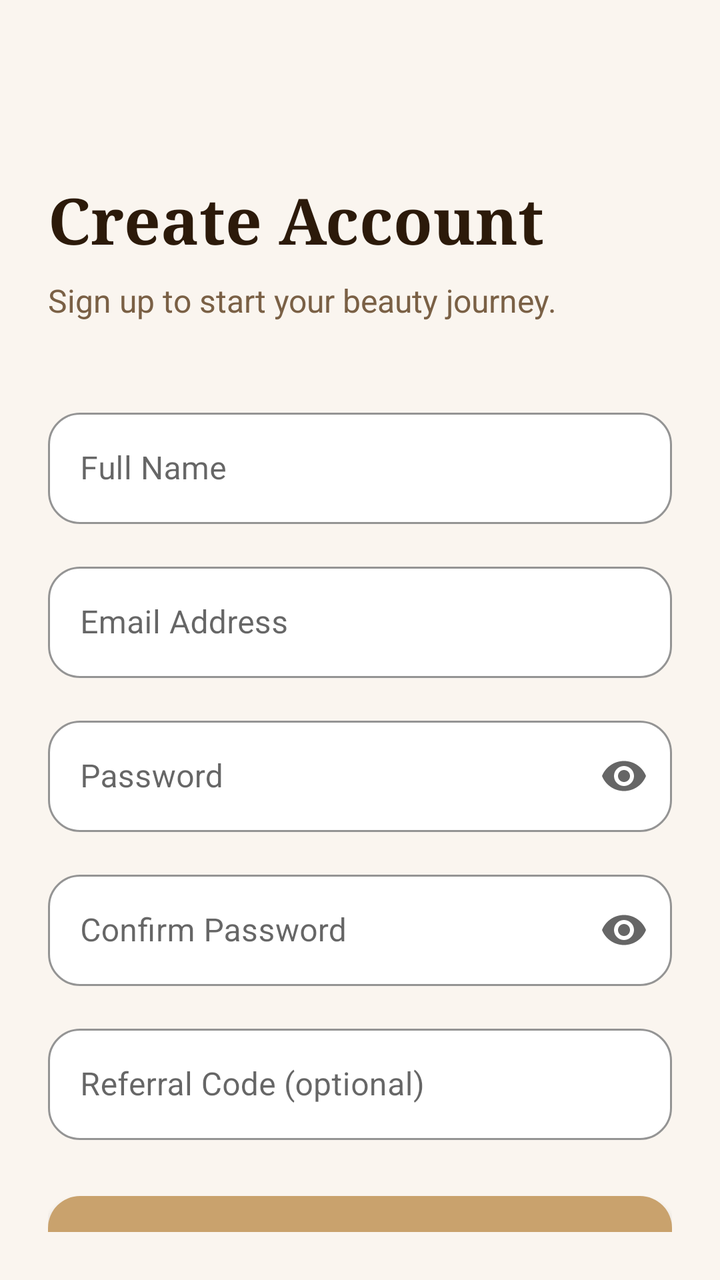
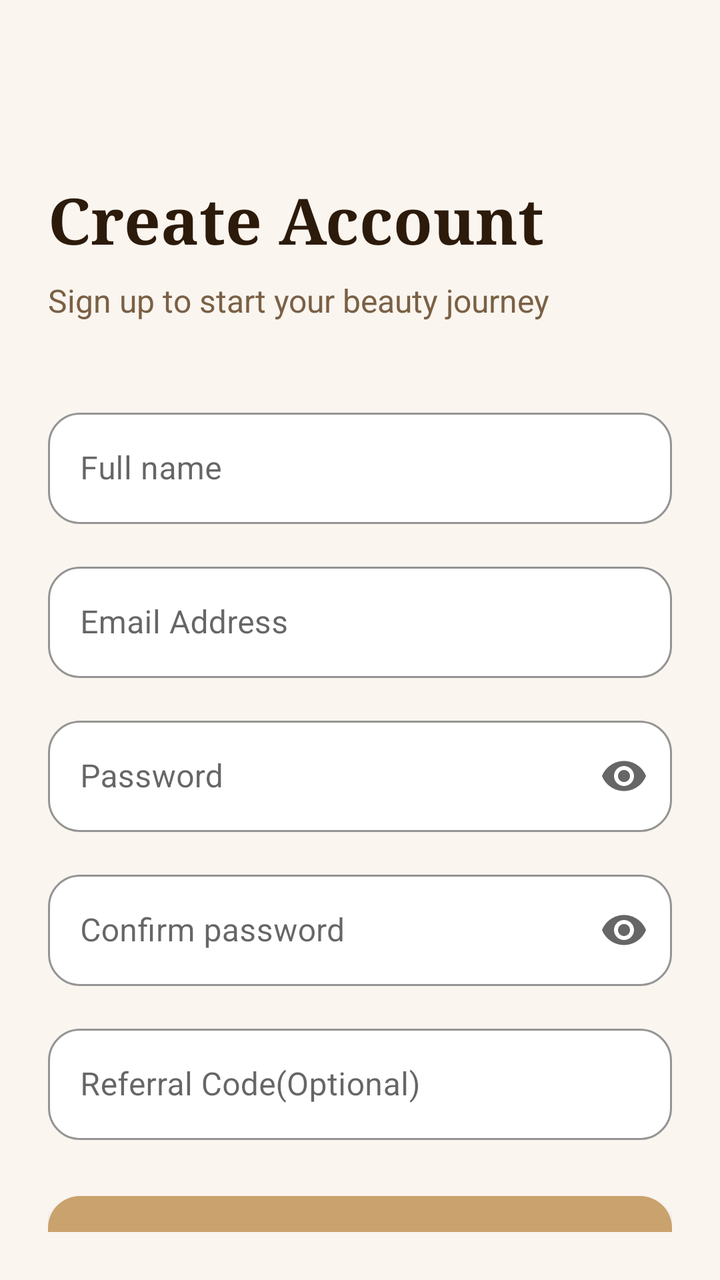

Two renders of the same Android screen: before a commit and after it. Below are the layout's source before the change and the commit's diff.
<!-- AndroidManifest.xml: application theme Theme.Lustre -->
<!-- res/layout/activity_signup.xml -->
<?xml version="1.0" encoding="utf-8"?>
<androidx.core.widget.NestedScrollView xmlns:android="http://schemas.android.com/apk/res/android"
    xmlns:app="http://schemas.android.com/apk/res-auto"
    android:layout_width="match_parent"
    android:layout_height="wrap_content"
    android:background="@color/cream_bg"
    android:padding="24dp">
<LinearLayout
    android:layout_width="match_parent"
    android:layout_height="wrap_content"
    android:orientation="vertical"
    android:layout_marginTop="64dp"
    >
    <TextView
        android:id="@+id/tv_welcome"
        android:layout_width="wrap_content"
        android:layout_height="wrap_content"
        android:fontFamily="serif"
        android:text="Create Account"
        android:textColor="@color/text_dark"
        android:textSize="32sp"
        android:textStyle="bold"/>

    <TextView
        android:id="@+id/tv_subtitle"
        android:layout_width="wrap_content"
        android:layout_height="wrap_content"
        android:layout_marginTop="8dp"
        android:fontFamily="sans-serif"
        android:text="Sign up to start your beauty journey."
        android:textColor="@color/text_medium"
        android:textSize="16sp" />

    <com.google.android.material.textfield.TextInputLayout
        android:id="@+id/til_fullname"
        style="@style/Widget.MaterialComponents.TextInputLayout.OutlinedBox"
        android:layout_width="match_parent"
        android:layout_height="wrap_content"
        android:layout_marginTop="40dp"
        android:hint="Full Name"
        app:boxBackgroundColor="@color/white"
        app:boxCornerRadiusBottomEnd="16dp"
        app:boxCornerRadiusBottomStart="16dp"
        app:boxCornerRadiusTopEnd="16dp"
        app:boxCornerRadiusTopStart="16dp"
        app:boxStrokeColor="@color/gold_main"
        app:hintTextColor="@color/gold_main">

        <com.google.android.material.textfield.TextInputEditText
            android:id="@+id/et_fullname"
            android:layout_width="match_parent"
            android:layout_height="wrap_content"
            android:inputType="textPersonName"
            android:textColor="@color/text_dark"
            android:textColorHint="@color/text_light" />
    </com.google.android.material.textfield.TextInputLayout>

    <com.google.android.material.textfield.TextInputLayout
        android:id="@+id/til_email"
        style="@style/Widget.MaterialComponents.TextInputLayout.OutlinedBox"
        android:layout_width="match_parent"
        android:layout_height="wrap_content"
        android:layout_marginTop="16dp"
        android:hint="@string/email_address"
        app:boxBackgroundColor="@color/white"
        app:boxCornerRadiusBottomEnd="16dp"
        app:boxCornerRadiusBottomStart="16dp"
        app:boxCornerRadiusTopEnd="16dp"
        app:boxCornerRadiusTopStart="16dp"
        app:boxStrokeColor="@color/gold_main"
        app:hintTextColor="@color/gold_main">

        <com.google.android.material.textfield.TextInputEditText
            android:id="@+id/et_email"
            android:layout_width="match_parent"
            android:layout_height="wrap_content"
            android:inputType="textEmailAddress"
            android:textColor="@color/text_dark"
            android:textColorHint="@color/text_light" />
    </com.google.android.material.textfield.TextInputLayout>

    <com.google.android.material.textfield.TextInputLayout
        android:id="@+id/til_password"
        style="@style/Widget.MaterialComponents.TextInputLayout.OutlinedBox"
        android:layout_width="match_parent"
        android:layout_height="wrap_content"
        android:layout_marginTop="16dp"
        android:hint="@string/password"
        app:boxBackgroundColor="@color/white"
        app:boxCornerRadiusBottomEnd="16dp"
        app:boxCornerRadiusBottomStart="16dp"
        app:boxCornerRadiusTopEnd="16dp"
        app:boxCornerRadiusTopStart="16dp"
        app:boxStrokeColor="@color/gold_main"
        app:endIconMode="password_toggle"
        app:hintTextColor="@color/gold_main">

        <com.google.android.material.textfield.TextInputEditText
            android:id="@+id/et_password"
            android:layout_width="match_parent"
            android:layout_height="wrap_content"
            android:inputType="textPassword"
            android:textColor="@color/text_dark"
            android:textColorHint="@color/text_light" />
    </com.google.android.material.textfield.TextInputLayout>

    <com.google.android.material.textfield.TextInputLayout
        android:id="@+id/til_confirm_password"
        style="@style/Widget.MaterialComponents.TextInputLayout.OutlinedBox"
        android:layout_width="match_parent"
        android:layout_height="wrap_content"
        android:layout_marginTop="16dp"
        android:hint="Confirm Password"
        app:boxBackgroundColor="@color/white"
        app:boxCornerRadiusBottomEnd="16dp"
        app:boxCornerRadiusBottomStart="16dp"
        app:boxCornerRadiusTopEnd="16dp"
        app:boxCornerRadiusTopStart="16dp"
        app:boxStrokeColor="@color/gold_main"
        app:endIconMode="password_toggle"
        app:hintTextColor="@color/gold_main">

        <com.google.android.material.textfield.TextInputEditText
            android:id="@+id/et_confirm_password"
            android:layout_width="match_parent"
            android:layout_height="wrap_content"
            android:inputType="textPassword"
            android:textColor="@color/text_dark"
            android:textColorHint="@color/text_light" />
    </com.google.android.material.textfield.TextInputLayout>

    <com.google.android.material.textfield.TextInputLayout
        android:id="@+id/til_referral_code"
        style="@style/Widget.MaterialComponents.TextInputLayout.OutlinedBox"
        android:layout_width="match_parent"
        android:layout_height="wrap_content"
        android:layout_marginTop="16dp"
        android:hint="Referral Code (optional)"
        app:boxBackgroundColor="@color/white"
        app:boxCornerRadiusBottomEnd="16dp"
        app:boxCornerRadiusBottomStart="16dp"
        app:boxCornerRadiusTopEnd="16dp"
        app:boxCornerRadiusTopStart="16dp"
        app:boxStrokeColor="@color/gold_main"
        app:hintTextColor="@color/gold_main">

        <com.google.android.material.textfield.TextInputEditText
            android:id="@+id/et_referral_code"
            android:layout_width="match_parent"
            android:layout_height="wrap_content"
            android:inputType="textCapCharacters"
            android:textColor="@color/text_dark"
            android:textColorHint="@color/text_light"
            />

    </com.google.android.material.textfield.TextInputLayout>

    <Button
        android:id="@+id/btn_signup"
        android:layout_width="match_parent"
        android:layout_height="56dp"
        android:layout_marginTop="28dp"
        android:background="@drawable/bg_button_gold"
        android:fontFamily="sans-serif-medium"
        android:text="Sign Up"
        android:textAllCaps="false"
        android:textColor="@color/white"
        android:textSize="17sp"
        android:textStyle="bold"
        />

    <LinearLayout
        android:id="@+id/ll_divider"
        android:layout_width="match_parent"
        android:layout_height="wrap_content"
        android:layout_marginTop="24dp"
        android:gravity="center"
        android:orientation="horizontal"
        >
        <View
            android:layout_width="0dp"
            android:layout_height="1dp"
            android:layout_weight="1"
            android:background="@color/divider" />
        <TextView
            android:layout_width="wrap_content"
            android:layout_height="wrap_content"
            android:layout_marginStart="16dp"
            android:layout_marginEnd="16dp"
            android:text="OR"
            android:textColor="@color/text_light"
            android:textSize="12sp"
            android:textStyle="bold" />
        <View
            android:layout_width="0dp"
            android:layout_height="1dp"
            android:layout_weight="1"
            android:background="@color/divider" />
    </LinearLayout>
    <com.google.android.material.button.MaterialButton
        android:id="@+id/btn_google_login"
        style="@style/Widget.MaterialComponents.Button.OutlinedButton"
        android:layout_width="match_parent"
        android:layout_height="56dp"
        android:layout_marginTop="24dp"
        android:text="@string/continue_with_google"
        android:textAllCaps="false"
        android:textColor="@color/text_dark"
        android:textSize="16sp"
        app:cornerRadius="16dp"
        app:icon="@drawable/ic_google_logo"
        app:iconGravity="textStart"
        app:iconPadding="12dp"
        app:iconTint="@null"
        app:strokeColor="@color/gold_border"
        app:strokeWidth="1.5dp"
        />

    <LinearLayout
        android:id="@+id/ll_signup"
        android:layout_width="wrap_content"
        android:layout_height="wrap_content"
        android:layout_marginBottom="24dp"
        android:orientation="horizontal"
        android:layout_marginTop="12dp"
        android:layout_gravity="center_horizontal"
        >

        <TextView
            android:layout_width="wrap_content"
            android:layout_height="wrap_content"
            android:fontFamily="sans-serif"
            android:text="Already have an account?"
            android:textColor="@color/text_medium" />

        <TextView
            android:id="@+id/tv_signin"
            android:layout_width="wrap_content"
            android:layout_height="wrap_content"
            android:layout_marginStart="4dp"
            android:fontFamily="sans-serif-medium"
            android:text="Sign In"
            android:textColor="@color/gold_main"
            android:textStyle="bold" />
    </LinearLayout>
</LinearLayout>
</androidx.core.widget.NestedScrollView>
<!-- resources referenced by this layout -->
<resources>
  <color name="cream_bg">#FAF5EF</color>
  <color name="divider">#F0E4D4</color>
  <color name="gold_border">#EAD8C0</color>
  <color name="gold_main">#C9A26D</color>
  <color name="text_dark">#2C1A0A</color>
  <color name="text_light">#9B8060</color>
  <color name="text_medium">#7A6045</color>
  <color name="white">#FFFFFF</color>
  <!-- drawable bg_button_gold (drawable) -->
  <?xml version="1.0" encoding="utf-8"?>
  <shape xmlns:android="http://schemas.android.com/apk/res/android"
      android:shape="rectangle">
      <corners android:radius="16dp" />
      <gradient
          android:type="linear"
          android:angle="135"
          android:startColor="#C9A26D"
          android:endColor="#8B5E2A" />
  </shape>
  <!-- drawable ic_google_logo (drawable) -->
  <?xml version="1.0" encoding="utf-8"?>
  <vector xmlns:android="http://schemas.android.com/apk/res/android"
      xmlns:aapt="http://schemas.android.com/aapt"
      android:width="24dp"
      android:height="24dp"
      android:viewportWidth="24"
      android:viewportHeight="24">
      <path
          android:pathData="M22.56,12.25c0,-0.78 -0.07,-1.53 -0.2,-2.25L12,10.00v4.26h5.92c-0.26,1.37 -1.04,2.53 -2.21,3.31v2.77h3.57C21.37,18.33 22.56,15.58 22.56,12.25z"
          android:fillColor="#4285F4"/>
      <path
          android:pathData="M12,23c2.97,0 5.46,-0.98 7.28,-2.66l-3.57,-2.77c-0.99,0.66 -2.25,1.05 -3.71,1.05 -2.86,0 -5.27,-1.93 -6.13,-4.53L2.18,17.21C3.99,20.66 7.71,23 12,23z"
          android:fillColor="#34A853"/>
      <path
          android:pathData="M5.87,14.09c-0.22,-0.66 -0.35,-1.36 -0.35,-2.09s0.13,-1.43 0.35,-2.09L2.18,7.01C1.41,8.51 1,10.21 1,12s0.41,3.49 1.18,4.99l3.69,-2.9z"
          android:fillColor="#FBBC05"/>
      <path
          android:pathData="M12,5.38c1.62,0 3.06,0.56 4.21,1.64l3.15,-3.15C17.45,2.09 14.97,1 12,1 7.71,1 3.99,3.34 2.18,6.79l3.69,2.91c0.86,-2.6 3.27,-4.53 6.13,-4.53z"
          android:fillColor="#EA4335"/>
  </vector>
  <string name="continue_with_google">Continue with Google</string>
  <string name="email_address">Email Address</string>
  <string name="password">Password</string>
  <style name="Theme.Lustre" parent="Theme.MaterialComponents.Light.NoActionBar">
          <item name="colorPrimary">@color/gold_light</item>
          <item name="colorPrimaryVariant">@color/gold_dark</item>
          <item name="colorOnPrimary">@color/white</item>
          <item name="colorSecondary">@color/gold_dark</item>
          <item name="colorSecondaryVariant">@color/gold_darker</item>
          <item name="colorOnSecondary">@color/white</item>
          <item name="android:colorBackground">@color/cream_bg</item>
          <item name="android:statusBarColor">@color/gold_dark</item>
          <item name="android:navigationBarColor">@color/white</item>
          <item name="android:windowBackground">@color/cream_bg</item>
          <item name="android:fontFamily">sans-serif</item>
      </style>
  <color name="gold_light">#C9A26D</color>
  <color name="gold_dark">#8B5E2A</color>
  <color name="gold_darker">#5C3010</color>
</resources>

<!-- the commit's change to res/layout/activity_signup.xml (unified diff, before → after) -->
@@ -16,7 +16,7 @@
         android:layout_width="wrap_content"
         android:layout_height="wrap_content"
         android:fontFamily="serif"
-        android:text="Create Account"
+        android:text="@string/create_account"
         android:textColor="@color/text_dark"
         android:textSize="32sp"
         android:textStyle="bold"/>
@@ -27,7 +27,7 @@
         android:layout_height="wrap_content"
         android:layout_marginTop="8dp"
         android:fontFamily="sans-serif"
-        android:text="Sign up to start your beauty journey."
+        android:text="@string/sign_up_sub"
         android:textColor="@color/text_medium"
         android:textSize="16sp" />
 
@@ -37,7 +37,7 @@
         android:layout_width="match_parent"
         android:layout_height="wrap_content"
         android:layout_marginTop="40dp"
-        android:hint="Full Name"
+        android:hint="@string/name_hint"
         app:boxBackgroundColor="@color/white"
         app:boxCornerRadiusBottomEnd="16dp"
         app:boxCornerRadiusBottomStart="16dp"
@@ -110,7 +110,7 @@
         android:layout_width="match_parent"
         android:layout_height="wrap_content"
         android:layout_marginTop="16dp"
-        android:hint="Confirm Password"
+        android:hint="@string/confirm_new_password"
         app:boxBackgroundColor="@color/white"
         app:boxCornerRadiusBottomEnd="16dp"
         app:boxCornerRadiusBottomStart="16dp"
@@ -135,7 +135,7 @@
         android:layout_width="match_parent"
         android:layout_height="wrap_content"
         android:layout_marginTop="16dp"
-        android:hint="Referral Code (optional)"
+        android:hint="@string/referral_code"
         app:boxBackgroundColor="@color/white"
         app:boxCornerRadiusBottomEnd="16dp"
         app:boxCornerRadiusBottomStart="16dp"
@@ -162,7 +162,7 @@
         android:layout_marginTop="28dp"
         android:background="@drawable/bg_button_gold"
         android:fontFamily="sans-serif-medium"
-        android:text="Sign Up"
+        android:text="@string/sign_up"
         android:textAllCaps="false"
         android:textColor="@color/white"
         android:textSize="17sp"
@@ -187,7 +187,7 @@
             android:layout_height="wrap_content"
             android:layout_marginStart="16dp"
             android:layout_marginEnd="16dp"
-            android:text="OR"
+            android:text="@string/OR"
             android:textColor="@color/text_light"
             android:textSize="12sp"
             android:textStyle="bold" />
@@ -230,7 +230,7 @@
             android:layout_width="wrap_content"
             android:layout_height="wrap_content"
             android:fontFamily="sans-serif"
-            android:text="Already have an account?"
+            android:text="@string/already_acc"
             android:textColor="@color/text_medium" />
 
         <TextView
@@ -239,7 +239,7 @@
             android:layout_height="wrap_content"
             android:layout_marginStart="4dp"
             android:fontFamily="sans-serif-medium"
-            android:text="Sign In"
+            android:text="@string/sign_in"
             android:textColor="@color/gold_main"
             android:textStyle="bold" />
     </LinearLayout>
<!-- resource entries referenced after the edit -->
@@ -40,9 +40,18 @@
           android:pathData="M12,5.38c1.62,0 3.06,0.56 4.21,1.64l3.15,-3.15C17.45,2.09 14.97,1 12,1 7.71,1 3.99,3.34 2.18,6.79l3.69,2.91c0.86,-2.6 3.27,-4.53 6.13,-4.53z"
           android:fillColor="#EA4335"/>
   </vector>
+  <string name="OR">OR</string>
+  <string name="already_acc">Already have an account?</string>
+  <string name="confirm_new_password">Confirm password</string>
   <string name="continue_with_google">Continue with Google</string>
+  <string name="create_account">Create Account</string>
   <string name="email_address">Email Address</string>
+  <string name="name_hint">Full name</string>
   <string name="password">Password</string>
+  <string name="referral_code">Referral Code(Optional)</string>
+  <string name="sign_in">Sign In</string>
+  <string name="sign_up">Sign Up</string>
+  <string name="sign_up_sub">Sign up to start your beauty journey</string>
   <style name="Theme.Lustre" parent="Theme.MaterialComponents.Light.NoActionBar">
           <item name="colorPrimary">@color/gold_light</item>
           <item name="colorPrimaryVariant">@color/gold_dark</item>
